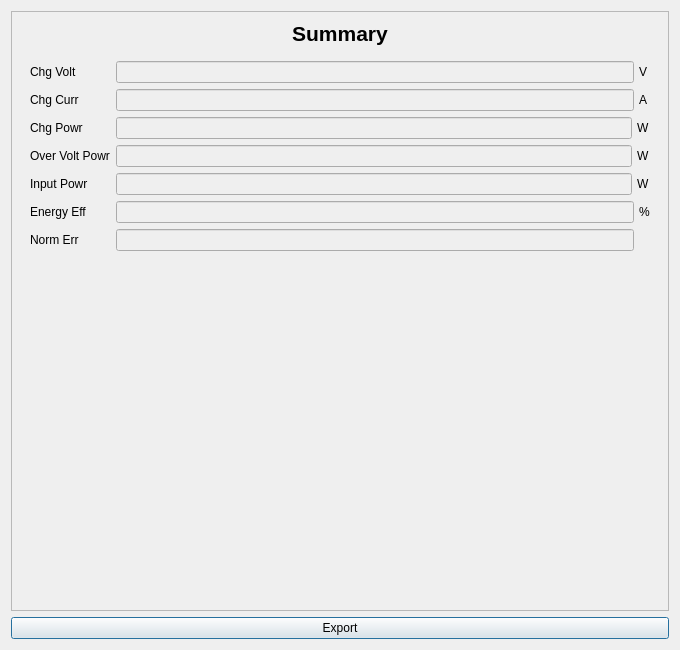
First picture: the form in app/src/view/shuntcur/shuntcurresultview.ui, repository daitenshionyan/vrfbcalc-cpp, before the edit.
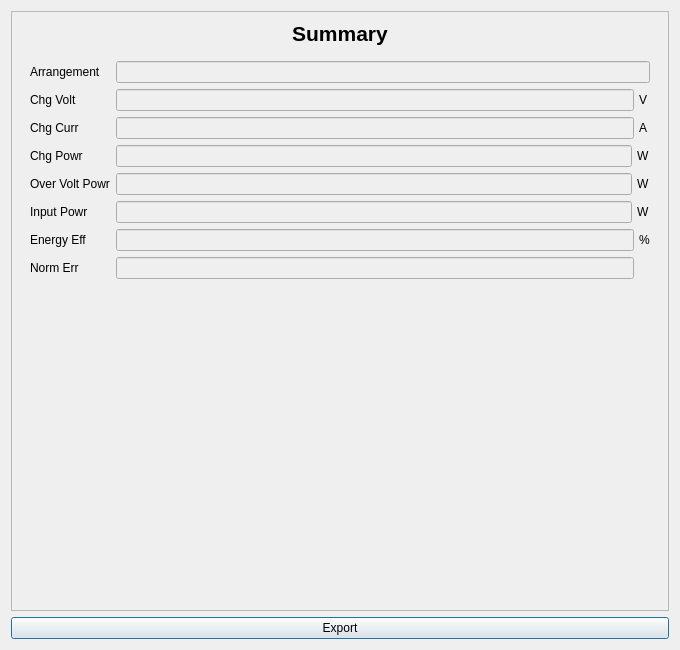
Second picture: the form after the edit.

Commit message: Add arrangement type writing

Patch:
```diff
--- a/app/src/view/shuntcur/shuntcurresultview.ui
+++ b/app/src/view/shuntcur/shuntcurresultview.ui
@@ -54,14 +54,14 @@
        <item>
         <widget class="QWidget" name="summaryBox" native="true">
          <layout class="QFormLayout" name="formLayout">
-          <item row="0" column="0">
+          <item row="1" column="0">
            <widget class="QLabel" name="chgVoltLabel">
             <property name="text">
              <string>Chg Volt</string>
             </property>
            </widget>
           </item>
-          <item row="0" column="1">
+          <item row="1" column="1">
            <widget class="QWidget" name="chgVoltBox" native="true">
             <layout class="QHBoxLayout" name="horizontalLayout">
              <property name="spacing">
@@ -108,14 +108,14 @@
             </layout>
            </widget>
           </item>
-          <item row="1" column="0">
+          <item row="2" column="0">
            <widget class="QLabel" name="chgCurrLabel">
             <property name="text">
              <string>Chg Curr</string>
             </property>
            </widget>
           </item>
-          <item row="1" column="1">
+          <item row="2" column="1">
            <widget class="QWidget" name="chgCurrBox" native="true">
             <layout class="QHBoxLayout" name="horizontalLayout_2">
              <property name="spacing">
@@ -162,14 +162,14 @@
             </layout>
            </widget>
           </item>
-          <item row="2" column="0">
+          <item row="3" column="0">
            <widget class="QLabel" name="chgPowrLabel">
             <property name="text">
              <string>Chg Powr</string>
             </property>
            </widget>
           </item>
-          <item row="2" column="1">
+          <item row="3" column="1">
            <widget class="QWidget" name="chgPowrBox" native="true">
             <layout class="QHBoxLayout" name="horizontalLayout_3">
              <property name="spacing">
@@ -216,14 +216,14 @@
             </layout>
            </widget>
           </item>
-          <item row="4" column="0">
+          <item row="5" column="0">
            <widget class="QLabel" name="inputPowrLabel">
             <property name="text">
              <string>Input Powr</string>
             </property>
            </widget>
           </item>
-          <item row="4" column="1">
+          <item row="5" column="1">
            <widget class="QWidget" name="inputPowrBox" native="true">
             <layout class="QHBoxLayout" name="horizontalLayout_4">
              <property name="spacing">
@@ -258,14 +258,14 @@
             </layout>
            </widget>
           </item>
-          <item row="5" column="0">
+          <item row="6" column="0">
            <widget class="QLabel" name="energyEffLabel">
             <property name="text">
              <string>Energy Eff</string>
             </property>
            </widget>
           </item>
-          <item row="5" column="1">
+          <item row="6" column="1">
            <widget class="QWidget" name="energyEffBox" native="true">
             <layout class="QHBoxLayout" name="horizontalLayout_5">
              <property name="spacing">
@@ -312,14 +312,14 @@
             </layout>
            </widget>
           </item>
-          <item row="6" column="0">
+          <item row="7" column="0">
            <widget class="QLabel" name="errorLabel">
             <property name="text">
              <string>Norm Err</string>
             </property>
            </widget>
           </item>
-          <item row="6" column="1">
+          <item row="7" column="1">
            <widget class="QWidget" name="errorBox" native="true">
             <layout class="QHBoxLayout" name="horizontalLayout_6">
              <property name="spacing">
@@ -366,14 +366,14 @@
             </layout>
            </widget>
           </item>
-          <item row="3" column="0">
+          <item row="4" column="0">
            <widget class="QLabel" name="ovplLabel">
             <property name="text">
              <string>Over Volt Powr</string>
             </property>
            </widget>
           </item>
-          <item row="3" column="1">
+          <item row="4" column="1">
            <widget class="QWidget" name="ovplBox" native="true">
             <layout class="QHBoxLayout" name="horizontalLayout_7">
              <property name="spacing">
@@ -420,6 +420,20 @@
             </layout>
            </widget>
           </item>
+          <item row="0" column="0">
+           <widget class="QLabel" name="arrLabel">
+            <property name="text">
+             <string>Arrangement</string>
+            </property>
+           </widget>
+          </item>
+          <item row="0" column="1">
+           <widget class="QLineEdit" name="arrField">
+            <property name="enabled">
+             <bool>false</bool>
+            </property>
+           </widget>
+          </item>
          </layout>
         </widget>
        </item>
```
The commit also changes 5 other files.
